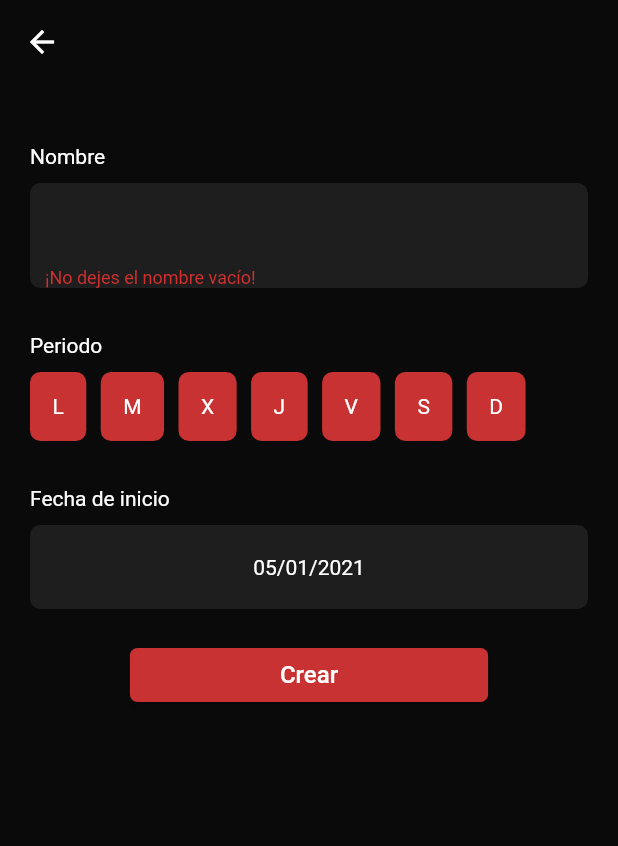
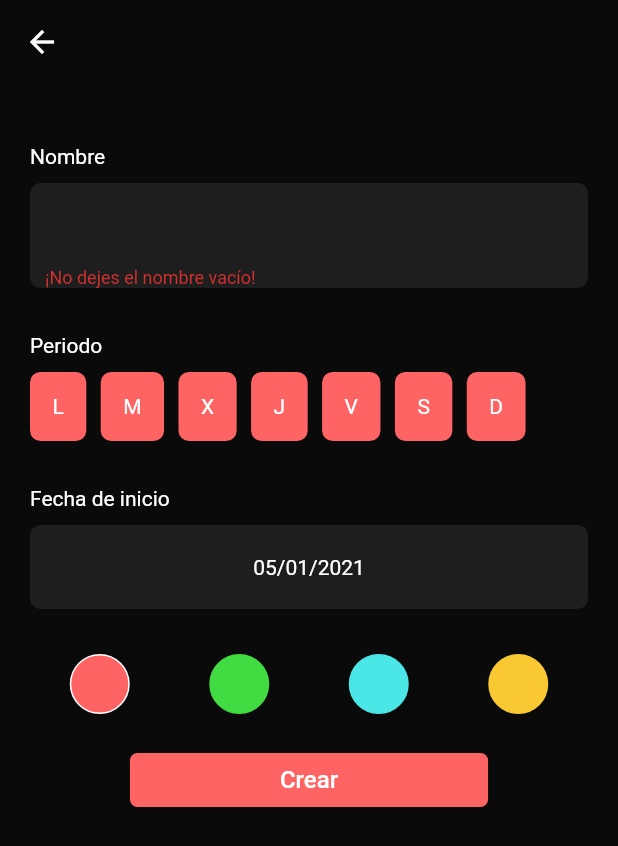
Before and after one commit to jcampandegui/purpose_blocs, a Flutter app: the AllOrNothingCreation screen opened directly, after a tap on "Crear", on a phone screen of 412 x 824 dp. Shown: the top 846 px of the screen. Run offline on Flutter 3.47's test engine with Material 2 defaults, Android fonts, the phone set to English and light mode, and no system bars; our stand-ins replace bloc, equatable, flutter_bloc, flutter_local_notifications, flutter_staggered_animations, flutter_time_picker_spinner and 4 more.

Commit message:
Pre release

```diff
--- a/lib/models/purpose.dart
+++ b/lib/models/purpose.dart
@@ -1,4 +1,5 @@
 import 'package:equatable/equatable.dart';
+import 'package:flutter/material.dart';
 
 class Purpose extends Equatable {
   final int id;
@@ -7,31 +8,37 @@ class Purpose extends Equatable {
   final Map<String, bool> streak;
   final Map<String, bool> repeatDays; // [ monday, tuesday, ... sunday ]
   final bool broken;
+  final Color color;
+  final Color colorDarker;
 
-  Purpose(this.name, {int creationDate, Map<String, bool> streak, int id, Map<String, bool> repeatDays, bool broken}) :
+  Purpose(this.name, {int creationDate, Map<String, bool> streak, int id, Map<String, bool> repeatDays, bool broken, Color color, Color colorDarker}) :
         this.id = id ?? null,
         this.creationDate = creationDate ?? DateTime.now().millisecondsSinceEpoch,
         this.streak = streak ?? {},
         this.repeatDays = repeatDays ?? {'1': true, '2': true, '3': true, '4': true, '5': true, '6': true, '7': true},
-        this.broken = broken ?? false;
+        this.broken = broken ?? false,
+        this.color = color ?? Color.fromARGB(255, 255, 100, 100),
+        this.colorDarker = colorDarker ?? Color.fromARGB(255, 225, 70, 70);
 
-  Purpose copyWith({String id, String name, Map<String, bool> streak, Map<String, bool> repeatDays, bool broken}) {
+  Purpose copyWith({String id, String name, Map<String, bool> streak, Map<String, bool> repeatDays, bool broken, Color color, Color colorDarker}) {
     return Purpose(
       name ?? this.name,
       creationDate: creationDate ?? this.creationDate,
       streak: streak ?? this.streak,
       repeatDays: repeatDays ?? this.repeatDays,
       broken: broken ?? this.broken,
+      color: color ?? this.color,
+      colorDarker: colorDarker ?? this.colorDarker,
       id: id ?? this.id,
     );
   }
 
   @override
-  List<Object> get props => [id, name, creationDate, streak, repeatDays, broken];
+  List<Object> get props => [id, name, creationDate, streak, repeatDays, broken, color, colorDarker];
 
   @override
   String toString() {
-    return 'Purpose { name: $name, creationDate: $creationDate, streak: $streak, repeatDays. $repeatDays, broken: $broken, id: $id }';
+    return 'Purpose { name: $name, creationDate: $creationDate, streak: $streak, repeatDays. $repeatDays, broken: $broken, color: $color, colorDarker: $colorDarker, id: $id }';
   }
 
   Map<String, dynamic> toMap() {
@@ -40,7 +47,9 @@ class Purpose extends Equatable {
       'creationDate': this.creationDate,
       'streak': this.streak,
       'repeatDays': this.repeatDays,
-      'broken': this.broken
+      'broken': this.broken,
+      'color': [this.color.alpha, this.color.red, this.color.green, this.color.blue],
+      'colorDarker': [this.colorDarker.alpha, this.colorDarker.red, this.colorDarker.green, this.colorDarker.blue]
     };
   }
 
@@ -50,7 +59,9 @@ class Purpose extends Equatable {
         creationDate: map['creationDate'],
         streak: map['streak'].cast<String, bool>(),
         repeatDays: map['repeatDays'].cast<String, bool>(),
-        broken:  map['broken'],
+        broken: map['broken'],
+        color: Color.fromARGB(map['color'][0], map['color'][1], map['color'][2], map['color'][3]),
+        colorDarker: Color.fromARGB(map['colorDarker'][0], map['colorDarker'][1], map['colorDarker'][2], map['colorDarker'][3]),
         id: id
     );
   }
--- a/lib/pages/custom_in_list.dart
+++ b/lib/pages/custom_in_list.dart
@@ -250,7 +250,7 @@ class _CustomInListState extends State<CustomInList> {
           margins: EdgeInsets.only(
               right: (children.length == widget.itemsPerRow - 1) ? 0 : margin,
               bottom: margin),
-          color: widget.blockColor,
+          color: purpose.color,//widget.blockColor,
           controller: bControllers[i + (index * widget.itemsPerRow)],
           onComplete: () => securePurposeUpdate(UpdateType.remove, purpose));
       children.add(bb);
@@ -263,7 +263,7 @@ class _CustomInListState extends State<CustomInList> {
           margins: EdgeInsets.only(
               right: (children.length == widget.itemsPerRow - 1) ? 0 : margin,
               bottom: margin),
-          color: widget.blockColor,
+          color: purpose.color,//widget.blockColor,
           controller: fController,
           onComplete: () => securePurposeUpdate(UpdateType.add, purpose)));
     }
--- a/lib/widgets/all_or_nothing_creation.dart
+++ b/lib/widgets/all_or_nothing_creation.dart
@@ -20,6 +20,8 @@ class _AllOrNothingCreationState extends State<AllOrNothingCreation> {
   Map<String, bool> _selectedDays;
   DateTime _selectedDate;
   TextEditingController purposeName = TextEditingController();
+  int _selectedColor;
+  List<Map> colors;
 
   @override
   void initState() {
@@ -33,6 +35,13 @@ class _AllOrNothingCreationState extends State<AllOrNothingCreation> {
       'D': true,
     };
     _selectedDate = DateTime.now();
+    _selectedColor = 0;
+    colors = [
+      {'color': Color.fromARGB(255, 255, 100, 100), 'id': 0},
+      {'color': Color.fromARGB(255, 65, 220, 65), 'id': 1},
+      {'color': Color.fromARGB(255, 75, 230, 230), 'id': 2},
+      {'color': Color.fromARGB(255, 250, 200, 50), 'id': 3}
+    ];
     super.initState();
   }
 
@@ -88,7 +97,7 @@ class _AllOrNothingCreationState extends State<AllOrNothingCreation> {
                         Container(
                           child: Row(
                               mainAxisAlignment: MainAxisAlignment.start,
-                              children: _buildWeekdays(context)
+                              children: _buildWeekdays(context),
                           ),
                         ),
                         /*Expanded(
@@ -118,6 +127,13 @@ class _AllOrNothingCreationState extends State<AllOrNothingCreation> {
                             )
                           )
                         ),
+                        Container(
+                          margin: EdgeInsets.only(top: 30),
+                          child: Row(
+                              mainAxisAlignment: MainAxisAlignment.spaceAround,
+                              children: _colorPicker(context)
+                          ),
+                        ),
                         Align(
                             alignment: Alignment.center,
                             child: Container(
@@ -129,7 +145,7 @@ class _AllOrNothingCreationState extends State<AllOrNothingCreation> {
                                   padding: EdgeInsets.symmetric(
                                     horizontal: 100,
                                   ),
-                                  color: Color.fromARGB(255, 200, 50, 50),
+                                  color: colors[_selectedColor]['color'],
                                   child: Text('Crear',style: TextStyle(color: Colors.white, fontSize: 16),),
                                   onPressed: () {
                                     if (_formKey.currentState.validate()) {
@@ -144,7 +160,14 @@ class _AllOrNothingCreationState extends State<AllOrNothingCreation> {
                                             '6': _selectedDays['S'],
                                             '7': _selectedDays['D']
                                           },
-                                          creationDate: _selectedDate.millisecondsSinceEpoch
+                                          creationDate: _selectedDate.millisecondsSinceEpoch,
+                                          color: colors[_selectedColor]['color'],
+                                          colorDarker: Color.fromARGB(
+                                            255,
+                                            colors[_selectedColor]['color'].red - 30,
+                                            colors[_selectedColor]['color'].green - 30,
+                                            colors[_selectedColor]['color'].blue - 30,
+                                          )
                                       );
                                       BlocProvider.of<PurposesBloc>(context).add(AddPurpose(p));
                                       widget.closeContainerCallback();
@@ -181,7 +204,7 @@ class _AllOrNothingCreationState extends State<AllOrNothingCreation> {
           ),
           decoration: BoxDecoration(
               borderRadius: BorderRadius.circular(7),
-              color: _selectedDays[label] ? Color.fromARGB(255, 200, 50, 50) : Color.fromARGB(255, 30, 30, 30)
+              color: _selectedDays[label] ? colors[_selectedColor]['color'] : Color.fromARGB(255, 30, 30, 30)
           ),
           child: Align(
             alignment: Alignment.center,
@@ -214,4 +237,34 @@ class _AllOrNothingCreationState extends State<AllOrNothingCreation> {
   String _formattedDate() {
     return '${_selectedDate.day > 9 ? _selectedDate.day : '0${_selectedDate.day}'}/${_selectedDate.month > 9 ? _selectedDate.month : '0${_selectedDate.month}'}/${_selectedDate.year}';
   }
+
+  List<Widget> _colorPicker(BuildContext context) {
+    List<Widget> colorRow = [];
+    for(var c in colors) {
+      colorRow.add(
+          InkWell(
+            onTap: () {
+              setState(() {
+                _selectedColor = c['id'];
+              });
+            },
+            customBorder: CircleBorder(),
+            child: Container(
+              constraints: BoxConstraints.tightFor(
+                  width: 40,
+                  height: 40
+              ),
+              decoration: BoxDecoration(
+                  color: c['color'],
+                  border: Border.all(
+                    color: _selectedColor == c['id'] ? Colors.white : c['color'],
+                  ),
+                  borderRadius: BorderRadius.all(Radius.circular(20))
+              ),
+            ),
+          )
+      );
+    }
+    return colorRow;
+  }
 }
--- a/lib/widgets/block_grid.dart
+++ b/lib/widgets/block_grid.dart
@@ -39,7 +39,7 @@ class _BlockGridState extends State<BlockGrid> {
                                 );
                               },
                               closedElevation: 0,
-                              closedColor: purposes[index].broken ? Color.fromARGB(150, 150, 150, 150) : Color.fromARGB(150, 200, 50, 50),
+                              closedColor: purposes[index].broken ? Color.fromARGB(150, 150, 150, 150) : purposes[index].color/*Color.fromARGB(150, 200, 50, 50)*/,
                               closedShape: RoundedRectangleBorder(
                                   borderRadius: BorderRadius.circular(10)
                               ),
@@ -53,7 +53,7 @@ class _BlockGridState extends State<BlockGrid> {
                                     height: MediaQuery.of(context).size.height,
                                     child: CustomInList(
                                       itemsPerRow: 7,
-                                      blockColor: Color.fromARGB(255, 255, 102, 102),
+                                      blockColor: purposes[index].color,
                                       purposesBloc: purposesBloc,
                                       id: purposes[index].id,
                                       thePurpose: purposes[index]
```
Also changed, not shown: lib/widgets/all_or_nothing_edit.dart (+64 -4 lines), lib/widgets/navigation/basic_bottom_nav.dart (+5 -3 lines), lib/widgets/purpose_elements/purpose_widget_all_or_nothing.dart (+31 -4 lines).
